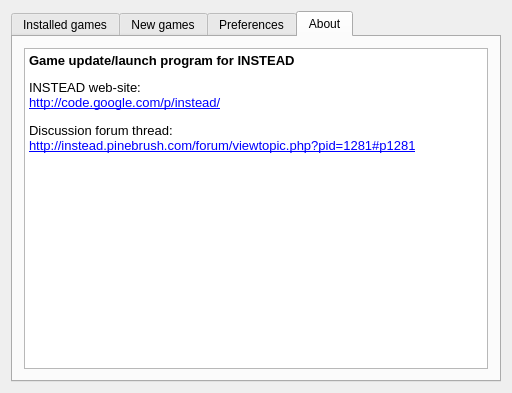
First picture: the form in mainwindow.ui, repository instead-hub/instead-launcher, before the edit.
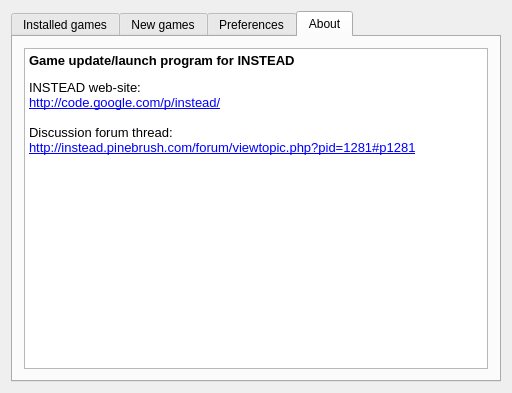
Second picture: the form after the edit. The open tabs and pages were chosen to show the change.

Commit message: fixed refresh list

Diff of the .ui file:
```diff
--- a/mainwindow.ui
+++ b/mainwindow.ui
@@ -233,10 +233,10 @@
            <string>&lt;!DOCTYPE HTML PUBLIC &quot;-//W3C//DTD HTML 4.0//EN&quot; &quot;http://www.w3.org/TR/REC-html40/strict.dtd&quot;&gt;
 &lt;html&gt;&lt;head&gt;&lt;meta name=&quot;qrichtext&quot; content=&quot;1&quot; /&gt;&lt;style type=&quot;text/css&quot;&gt;
 p, li { white-space: pre-wrap; }
-&lt;/style&gt;&lt;/head&gt;&lt;body style=&quot; font-family:'MS Shell Dlg 2'; font-size:8.25pt; font-weight:400; font-style:normal;&quot;&gt;
-&lt;p style=&quot; margin-top:14px; margin-bottom:12px; margin-left:0px; margin-right:0px; -qt-block-indent:0; text-indent:0px;&quot;&gt;&lt;span style=&quot; font-family:'Sans Serif'; font-size:10pt; font-weight:600;&quot;&gt;Game update/launch program for INSTEAD&lt;/span&gt;&lt;/p&gt;
-&lt;p style=&quot; margin-top:0px; margin-bottom:0px; margin-left:0px; margin-right:0px; -qt-block-indent:0; text-indent:0px;&quot;&gt;&lt;span style=&quot; font-family:'Sans Serif'; font-size:10pt;&quot;&gt;INSTEAD web-site:&lt;br /&gt;&lt;/span&gt;&lt;a href=&quot;http://code.google.com/p/instead/&quot;&gt;&lt;span style=&quot; font-family:'Sans Serif'; font-size:10pt; text-decoration: underline; color:#0000ff;&quot;&gt;http://code.google.com/p/instead/&lt;/span&gt;&lt;/a&gt;&lt;span style=&quot; font-family:'Sans Serif'; font-size:10pt;&quot;&gt;&lt;br /&gt;&lt;/span&gt;&lt;/p&gt;
-&lt;p style=&quot; margin-top:0px; margin-bottom:0px; margin-left:0px; margin-right:0px; -qt-block-indent:0; text-indent:0px;&quot;&gt;&lt;span style=&quot; font-family:'Sans Serif'; font-size:10pt;&quot;&gt;Discussion forum thread:&lt;br /&gt;&lt;/span&gt;&lt;a href=&quot;http://instead.pinebrush.com/forum/viewtopic.php?pid=1281#p1281&quot;&gt;&lt;span style=&quot; font-family:'Sans Serif'; font-size:10pt; text-decoration: underline; color:#0000ff;&quot;&gt;http://instead.pinebrush.com/forum/viewtopic.php?pid=1281#p1281&lt;/span&gt;&lt;/a&gt;&lt;span style=&quot; font-family:'Sans Serif'; font-size:10pt;&quot;&gt; &lt;/span&gt;&lt;/p&gt;&lt;/body&gt;&lt;/html&gt;</string>
+&lt;/style&gt;&lt;/head&gt;&lt;body style=&quot; font-family:'Sans'; font-size:10pt; font-weight:400; font-style:normal;&quot;&gt;
+&lt;p style=&quot; margin-top:14px; margin-bottom:12px; margin-left:0px; margin-right:0px; -qt-block-indent:0; text-indent:0px;&quot;&gt;&lt;span style=&quot; font-family:'Sans Serif'; font-weight:600;&quot;&gt;Game update/launch program for INSTEAD&lt;/span&gt;&lt;/p&gt;
+&lt;p style=&quot; margin-top:0px; margin-bottom:0px; margin-left:0px; margin-right:0px; -qt-block-indent:0; text-indent:0px;&quot;&gt;&lt;span style=&quot; font-family:'Sans Serif';&quot;&gt;INSTEAD web-site:&lt;br /&gt;&lt;/span&gt;&lt;a href=&quot;http://code.google.com/p/instead/&quot;&gt;&lt;span style=&quot; font-family:'Sans Serif'; text-decoration: underline; color:#0000ff;&quot;&gt;http://code.google.com/p/instead/&lt;/span&gt;&lt;/a&gt;&lt;span style=&quot; font-family:'Sans Serif';&quot;&gt;&lt;br /&gt;&lt;/span&gt;&lt;/p&gt;
+&lt;p style=&quot; margin-top:0px; margin-bottom:0px; margin-left:0px; margin-right:0px; -qt-block-indent:0; text-indent:0px;&quot;&gt;&lt;span style=&quot; font-family:'Sans Serif';&quot;&gt;Discussion forum thread:&lt;br /&gt;&lt;/span&gt;&lt;a href=&quot;http://instead.pinebrush.com/forum/viewtopic.php?pid=1281#p1281&quot;&gt;&lt;span style=&quot; font-family:'Sans Serif'; text-decoration: underline; color:#0000ff;&quot;&gt;http://instead.pinebrush.com/forum/viewtopic.php?pid=1281#p1281&lt;/span&gt;&lt;/a&gt;&lt;span style=&quot; font-family:'Sans Serif';&quot;&gt; &lt;/span&gt;&lt;/p&gt;&lt;/body&gt;&lt;/html&gt;</string>
           </property>
           <property name="openExternalLinks">
            <bool>true</bool>
```
Left out of the diff: 4 changed lines with no effect on the pictures. The commit also changes 1 other file.
